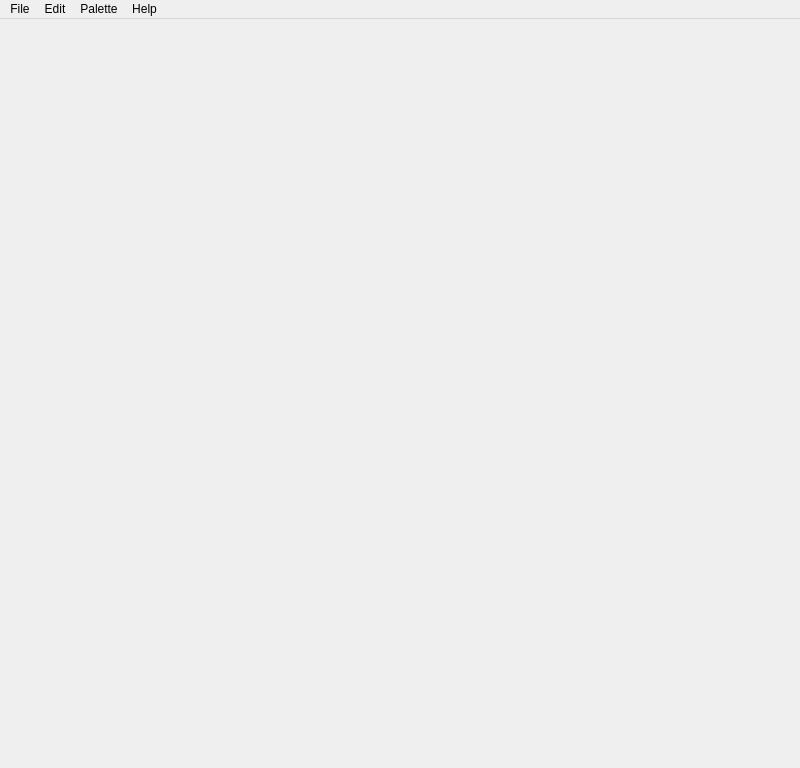
Old version of the form source/mainwindow.ui in the repository pionere/d1-graphics-tool.
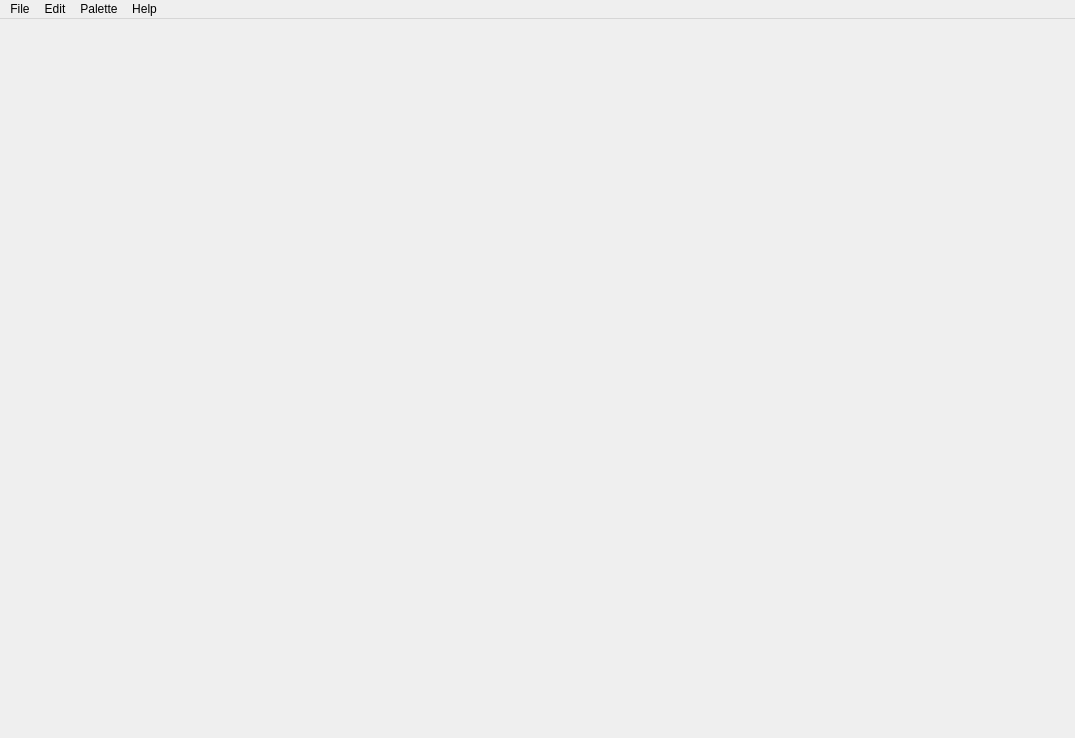
New version of the form.

Patch:
```diff
--- a/source/mainwindow.ui
+++ b/source/mainwindow.ui
@@ -6,18 +6,18 @@
    <rect>
     <x>0</x>
     <y>0</y>
-    <width>800</width>
-    <height>768</height>
+    <width>1075</width>
+    <height>738</height>
    </rect>
   </property>
   <property name="sizeHint" stdset="0">
    <size>
-    <width>512</width>
-    <height>768</height>
+    <width>1075</width>
+    <height>738</height>
    </size>
   </property>
   <property name="sizePolicy">
-   <sizepolicy hsizetype="MinimumExpanding" vsizetype="MinimumExpanding">
+   <sizepolicy hsizetype="Expanding" vsizetype="MinimumExpanding">
     <horstretch>0</horstretch>
     <verstretch>0</verstretch>
    </sizepolicy>
```
